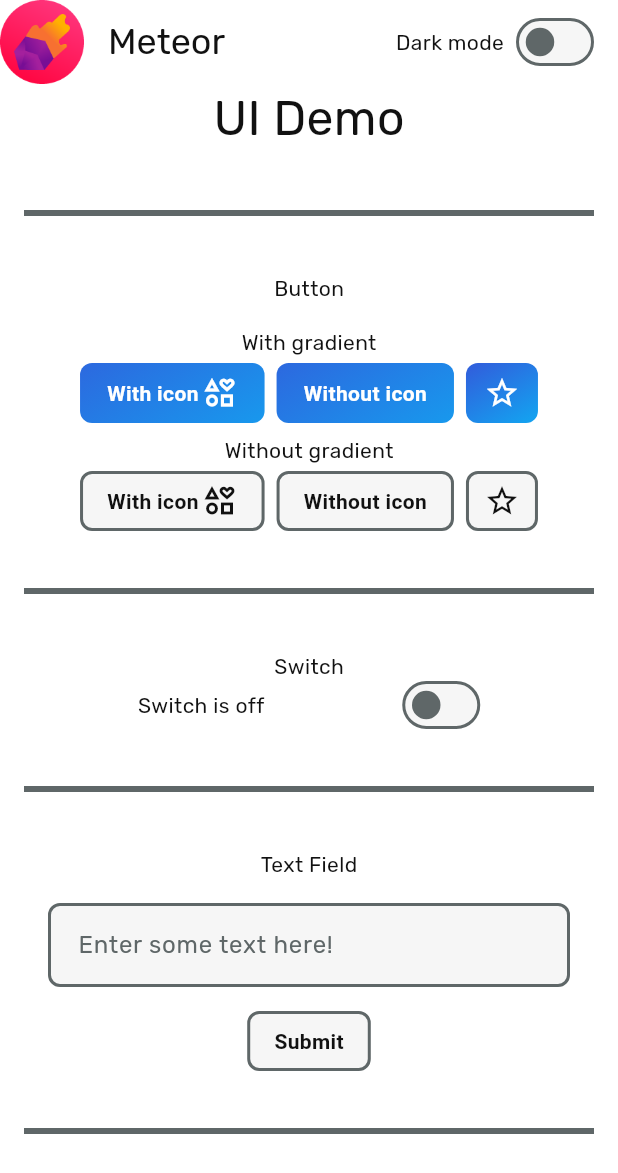
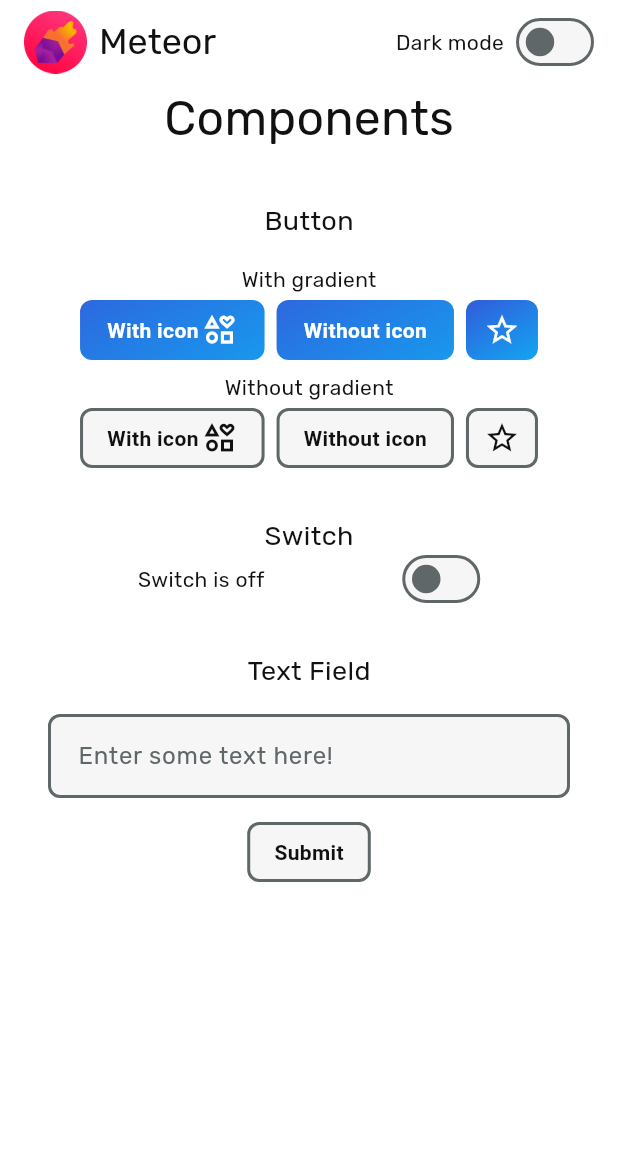
Before and after one commit to yash-ahir/meteor, a Flutter app: the screen it shows after launch, on a phone screen of 412 x 824 dp. Shown: the top 1173 px of the screen. Run offline on Flutter 3.47's test engine with Material 2 defaults, Android fonts, the phone set to English and light mode, and no system bars; our stand-ins replace easy_dynamic_theme, gradient_borders.

Commit message:
Modified component demo layout.

```diff
--- a/lib/main.dart
+++ b/lib/main.dart
@@ -61,9 +61,6 @@ class _MyHomePageState extends State<MyHomePage> {
     return Scaffold(
       backgroundColor: theme.scaffoldBackground,
       appBar: AppBar(
-        leading: const Image(
-          image: AssetImage("graphics/meteor.png"),
-        ),
         backgroundColor: theme.scaffoldBackground,
         actions: [
           Padding(
@@ -95,8 +92,19 @@ class _MyHomePageState extends State<MyHomePage> {
             ),
           ),
         ],
-        title: Text(
-          widget.title,
+        title: Row(
+          children: [
+            const Image(
+              image: AssetImage("graphics/meteor.png"),
+              height: 42.0,
+            ),
+            const SizedBox(
+              width: 8.0,
+            ),
+            Text(
+              widget.title,
+            ),
+          ],
         ),
         titleTextStyle: theme.textStyle?.copyWith(fontSize: 24.0),
       ),
@@ -106,18 +114,22 @@ class _MyHomePageState extends State<MyHomePage> {
             mainAxisAlignment: MainAxisAlignment.center,
             children: [
               Text(
-                "UI Demo",
+                "Components",
                 style: theme.textStyle!.copyWith(
                   fontSize: 32.0,
                 ),
               ),
-              const Spacer(),
+              const SizedBox(
+                height: 32.0,
+              ),
               Text(
                 "Button",
-                style: theme.textStyle,
+                style: theme.textStyle!.copyWith(
+                  fontSize: 18.0,
+                ),
               ),
               const SizedBox(
-                height: 16,
+                height: 16.0,
               ),
               Column(
                 children: [
@@ -191,10 +203,14 @@ class _MyHomePageState extends State<MyHomePage> {
                   ),
                 ],
               ),
-              const Spacer(),
+              const SizedBox(
+                height: 32.0,
+              ),
               Text(
                 "Switch",
-                style: theme.textStyle,
+                style: theme.textStyle!.copyWith(
+                  fontSize: 18.0,
+                ),
               ),
               Row(
                 mainAxisAlignment: MainAxisAlignment.spaceEvenly,
@@ -213,16 +229,22 @@ class _MyHomePageState extends State<MyHomePage> {
                   ),
                 ],
               ),
-              const Spacer(),
+              const SizedBox(
+                height: 32.0,
+              ),
               Text(
                 "Text Field",
-                style: theme.textStyle,
+                style: theme.textStyle!.copyWith(
+                  fontSize: 18.0,
+                ),
               ),
               const SizedBox(
                 height: 16,
               ),
               const MyCustomForm(),
-              const Spacer(),
+              const SizedBox(
+                height: 32.0,
+              ),
             ],
           ),
         ),
@@ -272,29 +294,3 @@ class MyCustomFormState extends State<MyCustomForm> {
     );
   }
 }
-
-class Spacer extends StatelessWidget {
-  const Spacer({Key? key}) : super(key: key);
-
-  @override
-  Widget build(BuildContext context) {
-    final MeteorTheme theme = Theme.of(context).extension<MeteorTheme>()!;
-
-    return Column(
-      children: [
-        const SizedBox(
-          height: 32.0,
-        ),
-        Divider(
-          thickness: 4.0,
-          indent: 16.0,
-          endIndent: 16.0,
-          color: theme.outline,
-        ),
-        const SizedBox(
-          height: 32.0,
-        ),
-      ],
-    );
-  }
-}
```
